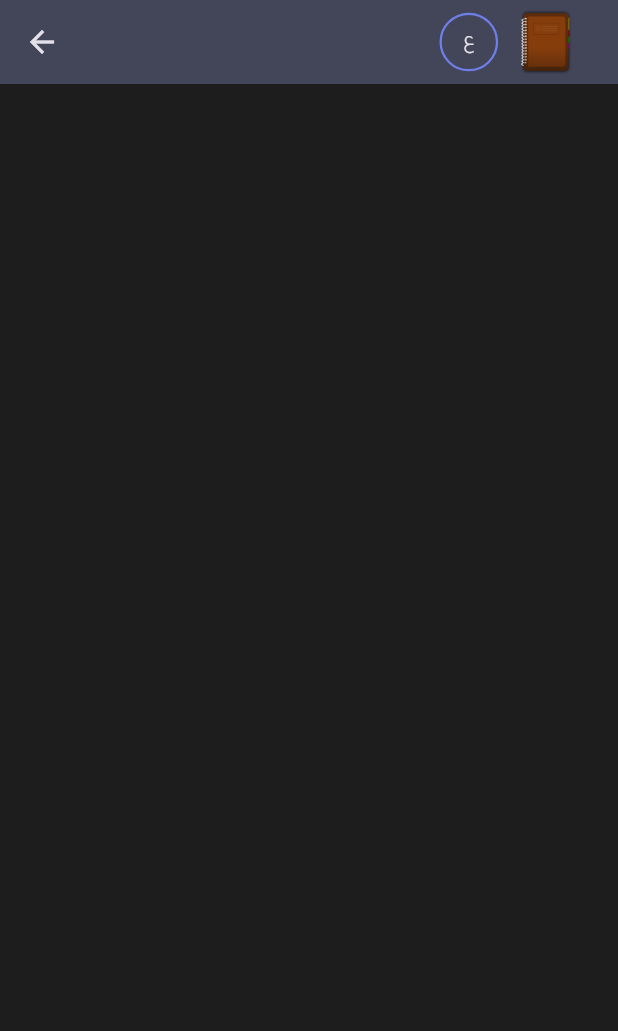
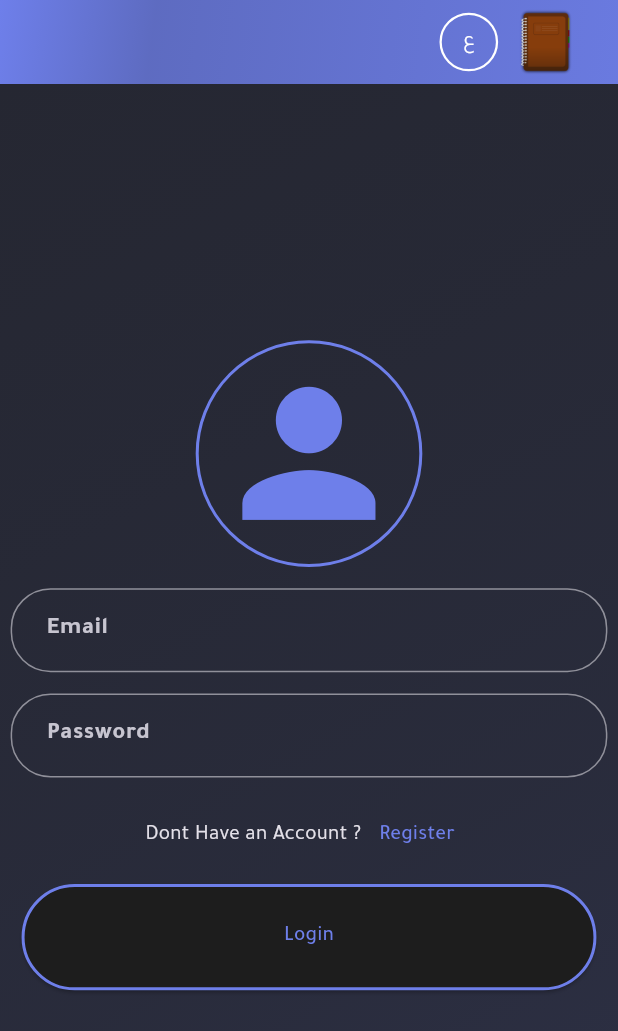
Before and after one commit to MaherWasel/Diaries, a Flutter app: the screen it shows after launch, on a phone screen of 412 x 824 dp. Shown: the top 1031 px of the screen. Run offline on Flutter 3.47's test engine with Material 3 defaults, Android fonts, the phone set to English and light mode, and no system bars; drawn by our look-alikes of flutter_animate; our stand-ins replace easy_localization, either_dart, flutter_riverpod, flutter_screenutil, get, shared_preferences and 1 more; accounts and stored records are empty.

Commit message:
auth ui completed

```diff
--- /dev/null
+++ b/diaries_mobile/lib/api/supabase.dart
@@ -0,0 +1,3 @@
+import 'package:supabase/supabase.dart';
+
+final supaBase = SupabaseClient(supabaseUrl, supabaseKey)
--- /dev/null
+++ b/diaries_mobile/lib/modules/authentication/data/auth_repo.dart
@@ -0,0 +1,6 @@
+import 'package:diaries_mobile/errors/backend_responses.dart';
+import 'package:either_dart/either.dart';
+
+class AuthRepository {
+  // Future<Either<BackEndFailure,BackEndSuccess<String?>>> signIn(){}
+}
--- /dev/null
+++ b/diaries_mobile/lib/modules/authentication/presentation/provider/auth_controller.dart
@@ -0,0 +1,34 @@
+import 'package:flutter_riverpod/flutter_riverpod.dart';
+
+abstract class AuthStates {}
+
+class AuthSuccess<T> extends AuthStates {
+  final T? data;
+  AuthSuccess({this.data});
+}
+
+class AuthInitial extends AuthStates {}
+
+class AuthLoading extends AuthStates {}
+
+class AuthFailure extends AuthStates {
+  final int? code;
+  final String? errorMessage;
+  AuthFailure({this.code, this.errorMessage});
+}
+
+class AuthController extends StateNotifier<AuthStates> {
+  AuthController() : super(AuthInitial());
+}
+
+class RegisterOrSignInController extends StateNotifier<bool> {
+  RegisterOrSignInController() : super(false);
+  void swap() {
+    state = !state;
+  }
+}
+
+final registerOrSignInControllerProvider =
+    StateNotifierProvider<RegisterOrSignInController, bool>((ref) {
+  return RegisterOrSignInController();
+});
--- a/diaries_mobile/lib/modules/authentication/presentation/screen/auth_screen.dart
+++ b/diaries_mobile/lib/modules/authentication/presentation/screen/auth_screen.dart
@@ -1,3 +1,6 @@
+import 'package:diaries_mobile/modules/authentication/presentation/widget/language_icon.dart';
+import 'package:diaries_mobile/modules/authentication/presentation/widget/login_form.dart';
+import 'package:diaries_mobile/shared/constants.dart';
 import 'package:diaries_mobile/shared/icons_path.dart';
 import 'package:diaries_mobile/shared/local_storage.dart';
 import 'package:diaries_mobile/shared/main_text.dart';
@@ -16,39 +19,27 @@ class AuthScreen extends StatelessWidget {
   Widget build(BuildContext context) {
     return Scaffold(
       appBar: AppBar(
-        backgroundColor: Theme.of(context).colorScheme.secondaryContainer,
+        flexibleSpace: Container(
+          decoration: BoxDecoration(
+            gradient: LinearGradient(
+              colors: [
+                Theme.of(context).colorScheme.primary,
+                Theme.of(context).colorScheme.primary.withOpacity(0.8),
+                Theme.of(context).colorScheme.primary.withOpacity(0.85),
+                Theme.of(context).colorScheme.primary.withOpacity(0.9),
+                Theme.of(context).colorScheme.primary.withOpacity(0.95),
+              ],
+              begin: Alignment.topLeft,
+              end: Alignment.bottomRight,
+            ),
+          ),
+        ),
         title: Padding(
           padding: const EdgeInsets.all(8.0),
           child: Row(
             children: [
               Spacer(),
-              IconButton(
-                onPressed: () async {
-                  if (Utils.appOnAr) {
-                    await LocalStorage.storeAppLanguage(
-                        appLanguage: !Utils.appOnAr);
-                    // ignore: use_build_context_synchronously
-                    await context.setLocale(const Locale(
-                        'en', "US")); // change `easy_localization` locale
-                    await Get.updateLocale(const Locale('en', "US"));
-                  } else {
-                    await LocalStorage.storeAppLanguage(
-                        appLanguage: !Utils.appOnAr);
-                    // ignore: use_build_context_synchronously
-                    await context.setLocale(const Locale("ar", "SA"));
-                    await Get.updateLocale(const Locale("ar", "SA"));
-                  }
-                },
-                icon: Container(
-                  padding: EdgeInsets.all(16.r),
-                  decoration: BoxDecoration(
-                      shape: BoxShape.circle,
-                      border: Border.all(
-                          width: 1.5,
-                          color: Theme.of(context).colorScheme.primary)),
-                  child: MainText(Utils.appOnAr ? "EN" : "ع"),
-                ),
-              ),
+              LanguageIcon(),
               Image.asset(
                 IconsPath.appIconPath,
                 width: 50.w,
@@ -58,6 +49,13 @@ class AuthScreen extends StatelessWidget {
           ).animate().fadeIn(),
         ),
       ),
+      body: Container(
+        width: double.infinity,
+        decoration: BoxDecoration(
+          gradient: getLinearGradient(context: context),
+        ),
+        child: LoginForm(),
+      ),
     );
   }
 }
--- a/diaries_mobile/lib/modules/authentication/presentation/screen/splash_screen.dart
+++ b/diaries_mobile/lib/modules/authentication/presentation/screen/splash_screen.dart
@@ -24,8 +24,10 @@ class SplashScreen extends StatelessWidget {
               height: 200.h,
             )
                 .animate(onComplete: (_) {
-                  Navigator.push(context,
-                      MaterialPageRoute(builder: (context) => AuthScreen()));
+                  Navigator.pushReplacement(
+                    context,
+                    MaterialPageRoute(builder: (context) => AuthScreen()),
+                  );
                 })
                 .fadeIn(duration: 0.5.seconds)
                 .scaleXY(begin: 1, end: 1.2, duration: 0.5.seconds)
--- /dev/null
+++ b/diaries_mobile/lib/modules/authentication/presentation/widget/language_icon.dart
@@ -0,0 +1,46 @@
+import 'package:diaries_mobile/shared/local_storage.dart';
+import 'package:diaries_mobile/shared/main_text.dart';
+import 'package:diaries_mobile/utils/utils.dart';
+import 'package:easy_localization/easy_localization.dart';
+import 'package:flutter/material.dart';
+import 'package:flutter_screenutil/flutter_screenutil.dart';
+import 'package:get/get.dart';
+import 'package:get/get_core/src/get_main.dart';
+
+class LanguageIcon extends StatelessWidget {
+  @override
+  Widget build(BuildContext context) {
+    return IconButton(
+      onPressed: () async {
+        if (Utils.appOnAr) {
+          await LocalStorage.storeAppLanguage(appLanguage: !Utils.appOnAr);
+          // ignore: use_build_context_synchronously
+          await context.setLocale(
+              const Locale('en', "US")); // change `easy_localization` locale
+          await Get.updateLocale(const Locale('en', "US"));
+        } else {
+          await LocalStorage.storeAppLanguage(appLanguage: !Utils.appOnAr);
+          // ignore: use_build_context_synchronously
+          await context.setLocale(const Locale("ar", "SA"));
+          await Get.updateLocale(const Locale("ar", "SA"));
+        }
+      },
+      icon: Container(
+        padding: EdgeInsets.all(16.r),
+        decoration: BoxDecoration(
+            shape: BoxShape.circle,
+            border: Border.all(
+                width: 1.5,
+                color: Utils.appOnLight
+                    ? Theme.of(context).colorScheme.background
+                    : Colors.white)),
+        child: MainText(
+          Utils.appOnAr ? "EN" : "ع",
+          color: Utils.appOnLight
+              ? Theme.of(context).colorScheme.background
+              : Colors.white,
+        ),
+      ),
+    );
+  }
+}
--- /dev/null
+++ b/diaries_mobile/lib/modules/authentication/presentation/widget/login_form.dart
@@ -0,0 +1,112 @@
+import 'package:diaries_mobile/modules/authentication/presentation/provider/auth_controller.dart';
+import 'package:diaries_mobile/modules/authentication/presentation/widget/person_logo.dart';
+import 'package:diaries_mobile/shared/main_button.dart';
+import 'package:diaries_mobile/shared/main_text.dart';
+import 'package:easy_localization/easy_localization.dart';
+import 'package:flutter/material.dart';
+import 'package:flutter_animate/flutter_animate.dart';
+import 'package:flutter_riverpod/flutter_riverpod.dart';
+import 'package:flutter_screenutil/flutter_screenutil.dart';
+
+class LoginForm extends ConsumerStatefulWidget {
+  const LoginForm({super.key});
+
+  @override
+  ConsumerState<LoginForm> createState() => _LoginFormState();
+}
+
+class _LoginFormState extends ConsumerState<LoginForm>
+    with TickerProviderStateMixin {
+  @override
+  Widget build(BuildContext context) {
+    final userNameFormController =
+        AnimationController(vsync: this, duration: 1250.milliseconds);
+    final signOrRegisterState = ref.watch(registerOrSignInControllerProvider);
+    return Column(
+      mainAxisAlignment: MainAxisAlignment.center,
+      children: [
+        PersonLogo(),
+        Padding(
+          padding: EdgeInsets.all(8.0.r),
+          child: TextFormField(
+            decoration: InputDecoration(
+                label: Padding(
+                  padding: const EdgeInsets.all(8.0),
+                  child: MainText(
+                    "email".tr(),
+                    weight: FontWeight.bold,
+                  ),
+                ),
+                border: OutlineInputBorder(
+                    borderRadius: BorderRadius.circular(30.r))),
+          ),
+        ),
+        if (signOrRegisterState)
+          Animate(
+            effects: [const FadeEffect()],
+            controller: userNameFormController,
+            child: Padding(
+                padding: EdgeInsets.all(8.0.r),
+                child: TextFormField(
+                  decoration: InputDecoration(
+                      label: Padding(
+                        padding: const EdgeInsets.all(8.0),
+                        child: MainText(
+                          "userName".tr(),
+                          weight: FontWeight.bold,
+                        ),
+                      ),
+                      border: OutlineInputBorder(
+                          borderRadius: BorderRadius.circular(30.r))),
+                )),
+          ),
+        Padding(
+            padding: EdgeInsets.all(8.0.r),
+            child: TextFormField(
+              decoration: InputDecoration(
+                  label: Padding(
+                    padding: const EdgeInsets.all(8.0),
+                    child: MainText(
+                      "password".tr(),
+                      weight: FontWeight.bold,
+                    ),
+                  ),
+                  border: OutlineInputBorder(
+                      borderRadius: BorderRadius.circular(30.r))),
+            )),
+        Padding(
+          padding: const EdgeInsets.all(8.0),
+          child: Row(
+            mainAxisAlignment: MainAxisAlignment.center,
+            children: [
+              MainText(!signOrRegisterState
+                  ? "dontHaveAccount?".tr()
+                  : "haveAnAccount?".tr()),
+              TextButton(
+                  onPressed: () async {
+                    if (signOrRegisterState) {
+                      await userNameFormController.reverse();
+                    } else {
+                      userNameFormController.forward();
+                    }
+
+                    ref
+                        .read(registerOrSignInControllerProvider.notifier)
+                        .swap();
+                  },
+                  child: MainText(
+                      !signOrRegisterState ? "register".tr() : "login".tr())),
+            ],
+          ),
+        ),
+        SizedBox(
+            width: 400.w,
+            height: 80.h,
+            child: MainButton(
+                child: MainText(
+                    signOrRegisterState ? "createAccount".tr() : "login".tr()),
+                onPressed: () {}))
+      ],
+    ).animate().fadeIn();
+  }
+}
--- /dev/null
+++ b/diaries_mobile/lib/modules/authentication/presentation/widget/person_logo.dart
@@ -0,0 +1,21 @@
+import 'package:flutter/material.dart';
+import 'package:flutter_screenutil/flutter_screenutil.dart';
+
+class PersonLogo extends StatelessWidget {
+  @override
+  Widget build(BuildContext context) {
+    return Container(
+      padding: EdgeInsets.all(8.0.r),
+      margin: EdgeInsets.all(8.0.r),
+      decoration: BoxDecoration(
+          shape: BoxShape.circle,
+          border: Border.all(
+              color: Theme.of(context).colorScheme.primary, width: 2)),
+      child: Icon(
+        Icons.person,
+        size: 150.sp,
+        color: Theme.of(context).colorScheme.primary,
+      ),
+    );
+  }
+}
--- /dev/null
+++ b/diaries_mobile/lib/shared/constants.dart
@@ -0,0 +1,13 @@
+import 'package:flutter/material.dart';
+
+LinearGradient getLinearGradient({required BuildContext context}) =>
+    LinearGradient(
+      begin: Alignment.topLeft,
+      end: Alignment.bottomRight,
+      colors: [
+        Theme.of(context).colorScheme.primary.withOpacity(0.1),
+        Theme.of(context).colorScheme.primary.withOpacity(0.12),
+        Theme.of(context).colorScheme.primary.withOpacity(0.15),
+        Theme.of(context).colorScheme.primary.withOpacity(0.2),
+      ],
+    );
--- /dev/null
+++ b/diaries_mobile/lib/shared/main_button.dart
@@ -0,0 +1,17 @@
+import 'package:flutter/material.dart';
+
+class MainButton extends StatelessWidget {
+  final Widget child;
+  final Function onPressed;
+  MainButton({required this.child, required this.onPressed});
+  @override
+  Widget build(BuildContext context) {
+    return ElevatedButton(
+        style: ElevatedButton.styleFrom(
+            backgroundColor: Theme.of(context).colorScheme.background,
+            side: BorderSide(
+                color: Theme.of(context).colorScheme.primary, width: 2)),
+        onPressed: () => onPressed(),
+        child: child);
+  }
+}
--- a/diaries_mobile/lib/theme/dark_theme.dart
+++ b/diaries_mobile/lib/theme/dark_theme.dart
@@ -5,12 +5,11 @@ final darkTheme = ThemeData(
   colorScheme: ColorScheme.fromSeed(
     seedColor: Color.fromARGB(255, 110, 127, 234),
     primary: Color.fromARGB(255, 110, 127, 234),
-
     brightness: Brightness.dark,
-      background:
-          Color.fromRGBO(29, 29, 29, 1), // Adjust this to your preferred shade
-      surface: const Color.fromARGB(
-          255, 29, 29, 29), // Adjust this to your preferred shade
+    background: Color.fromRGBO(29, 29, 29, 1), // Zinc color background
+    surface: Color.fromARGB(255, 29, 29, 29), // Zinc color surface
   ),
-    scaffoldBackgroundColor: const Color.fromARGB(255, 29, 29, 29),
-    brightness: Brightness.dark);
+  scaffoldBackgroundColor:
+      Color.fromARGB(255, 29, 29, 29), // Zinc color scaffold background
+  brightness: Brightness.dark,
+);
--- a/diaries_mobile/lib/theme/light_theme.dart
+++ b/diaries_mobile/lib/theme/light_theme.dart
@@ -1,6 +1,15 @@
 import 'package:flutter/material.dart';
 
 final lightTheme = ThemeData(
-    useMaterial3: true,
-    colorScheme:
-        ColorScheme.fromSeed(seedColor: Color.fromRGBO(3, 114, 239, 1)));
+  useMaterial3: true,
+  colorScheme: ColorScheme.fromSeed(
+    seedColor: Color.fromARGB(255, 106, 74, 232),
+    primary: Color.fromARGB(255, 106, 74, 232),
+
+    background: Color.fromRGBO(250, 250, 250, 1), // Light grey color background
+    surface: Color.fromRGBO(255, 255, 255, 1), // Light grey color surface
+  ),
+  scaffoldBackgroundColor:
+      Color.fromRGBO(250, 250, 250, 1), // Light grey color scaffold background
+  brightness: Brightness.light,
+);
```
Also changed, not shown: diaries_mobile/assets/translations/ar-SA.json (+12 -1 lines), diaries_mobile/assets/translations/en-US.json (+12 -1 lines). Lines whose indentation alone changed are shown as unchanged.
